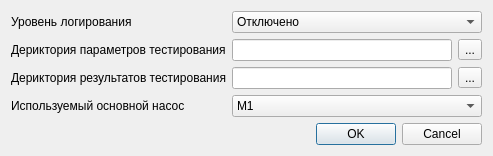
Above: settings/settings_wnd.ui from firef0xff/SSHGS01 before the change. Below: the same form after it.
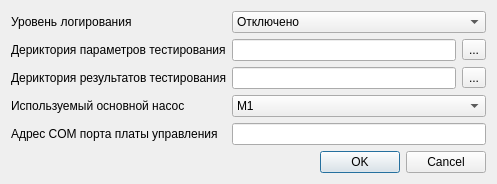
That is the form after the change.

```diff
--- a/settings/settings_wnd.ui
+++ b/settings/settings_wnd.ui
@@ -6,8 +6,8 @@
    <rect>
     <x>0</x>
     <y>0</y>
-    <width>493</width>
-    <height>151</height>
+    <width>497</width>
+    <height>170</height>
    </rect>
   </property>
   <property name="windowTitle">
@@ -128,6 +128,16 @@
        </item>
       </widget>
      </item>
+     <item row="4" column="0">
+      <widget class="QLabel" name="label_5">
+       <property name="text">
+        <string>Адрес COM порта платы управления</string>
+       </property>
+      </widget>
+     </item>
+     <item row="4" column="1">
+      <widget class="QLineEdit" name="ComAddr"/>
+     </item>
     </layout>
    </item>
    <item>
```
